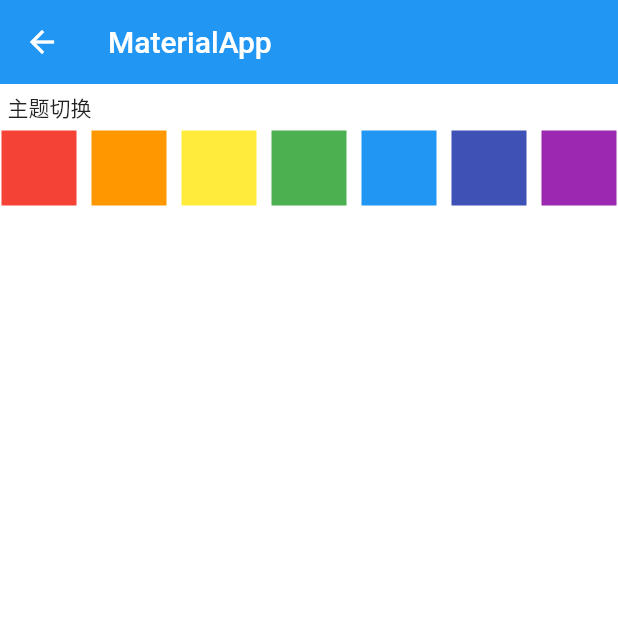
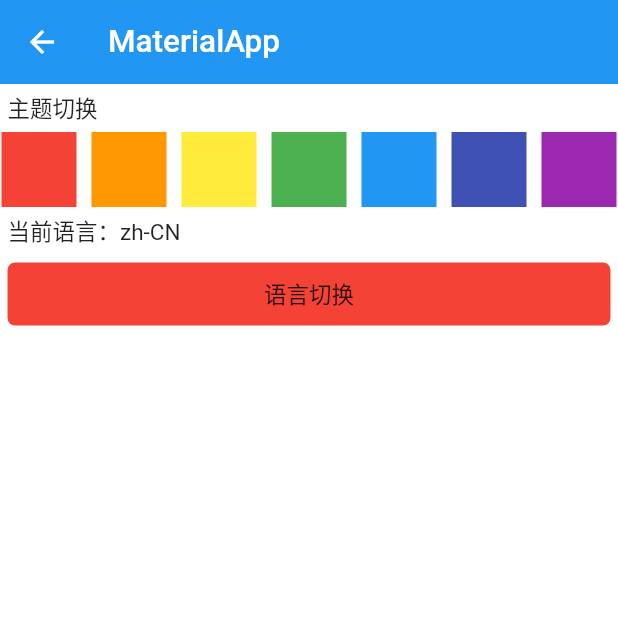
Before and after one commit to LuckyLi706/flutter_example_learn, a Flutter app: the screen it shows after launch, after a tap on "MaterialApp", on a phone screen of 412 x 824 dp, the top half of it. Run offline on Flutter 3.47's test engine with Material 2 defaults, Android fonts, the phone set to English and light mode, and no system bars; missing offline and left inert: dart:ffi, window_manager.

Commit message:
pc titlebar适配 & 多语言切换

```diff
--- a/lib/base/base_page_state.dart
+++ b/lib/base/base_page_state.dart
@@ -1,5 +1,10 @@
 import 'package:flutter/material.dart';
-import 'package:flutter/services.dart';
+import 'package:flutter_example_learn/common/widget/common_pc_bar.dart';
+import 'package:flutter_example_learn/generated/l10n.dart';
+import 'package:flutter_example_learn/ui/widget/notifer/change_theme_notifier.dart';
+import 'package:flutter_example_learn/util/platform_util.dart';
+import 'package:flutter_example_learn/util/screen_util.dart';
+import 'package:provider/provider.dart';
 
 /// @Classname base_state
 /// @Date 2023/7/30 10:03
@@ -11,7 +16,11 @@ abstract class BasePageState<T extends StatefulWidget> extends State<T> {
   Widget build(BuildContext context) {
     initData();
     return Scaffold(
-        appBar: isNeedAppBar() ? appBar() : null,
+        appBar: PlatformUtil.isPC()
+            ? _pcBarWidget()
+            : isNeedAppBar()
+                ? appBar()
+                : null,
         body: isNeedBasicWidget()
             ? SizedBox(
                 width: MediaQuery.of(context).size.width, child: initWidget())
@@ -45,6 +54,30 @@ abstract class BasePageState<T extends StatefulWidget> extends State<T> {
     );
   }
 
+  ///pc端使用titleBar+appBar
+  PreferredSizeWidget _pcBarWidget() {
+    return PreferredSize(
+        preferredSize:
+            Size.fromHeight(kWindowCaptionHeight + ScreenUtil.appBarHeight()),
+        child: Column(
+          children: [
+            CommonPCTitleBar(
+              title: Text(S.of(context).app_title),
+              backgroundColor: Provider.of<ChangeThemeNotifier>(context)
+                  .themeData
+                  .colorScheme
+                  .primary,
+            ),
+            AppBar(
+              leading: appLeft(),
+              automaticallyImplyLeading: appLeft() == null,
+              elevation: 0,
+              title: Text(appBarTitle()),
+            )
+          ],
+        ));
+  }
+
   ///appBar的颜色
   String appBarTitle() {
     return '';
--- a/lib/constants.dart
+++ b/lib/constants.dart
@@ -4,7 +4,7 @@ import 'package:flutter/material.dart';
 /// @Date 2023/7/29 22:13
 /// @Created by lijie
 /// @Email jackyli706@gmil.com
-/// @Description TODO
+/// @Description 常量
 class Constants {
   ///用于全局的上下文
   static final GlobalKey<NavigatorState> navigatorGlobalKey = GlobalKey();
--- /dev/null
+++ b/lib/l10n/intl_zh_CN.arb
@@ -0,0 +1,12 @@
+{
+  "app_title": "学习Flutter",
+  "main_page": "主页",
+  "widget": "视图",
+  "route": "路由",
+  "static_dynamic_route": "静态路由和动态路由",
+  "theme_change": "主题切换",
+  "current_language": "当前语言",
+  "locale_change": "语言切换",
+  "static_route": "静态路由",
+  "dynamic_route": "动态路由"
+}
--- a/lib/main.dart
+++ b/lib/main.dart
@@ -3,16 +3,50 @@ import 'package:flutter_example_learn/constants.dart';
 import 'package:flutter_example_learn/routes/new_route_observer.dart';
 import 'package:flutter_example_learn/routes/route_helper.dart';
 import 'package:flutter_example_learn/ui/main/page/main_page.dart';
+import 'package:flutter_example_learn/ui/widget/notifer/change_locale_notifier.dart';
 import 'package:flutter_example_learn/ui/widget/notifer/change_theme_notifier.dart';
+import 'package:flutter_example_learn/util/platform_util.dart';
+import 'package:flutter_localizations/flutter_localizations.dart';
 import 'package:provider/provider.dart';
+import 'package:window_manager/window_manager.dart';
 
-void main() {
+import 'generated/l10n.dart';
+
+void main() async {
+  WidgetsFlutterBinding.ensureInitialized();
+  await _initPlatform();
+
   runApp(MultiProvider(
     providers: [
       ChangeNotifierProvider(create: (_) => ChangeThemeNotifier()),
+      ChangeNotifierProvider(create: (_) => ChangeLocaleNotifier()),
     ],
     child: const MyApp(),
   ));
+}
+
+///初始化平台配置
+Future<void> _initPlatform() async {
+  if (PlatformUtil.isPC()) {
+    // Must add this line.
+    await windowManager.ensureInitialized();
+    WindowOptions windowOptions = const WindowOptions(
+      size: Size(800, 600),
+      skipTaskbar: false,
+
+      ///屏幕大小
+      center: true,
+
+      ///居中
+      titleBarStyle: TitleBarStyle.hidden,
+
+      ///隐藏顶部的titleBar
+    );
+    windowManager.waitUntilReadyToShow(windowOptions, () async {
+      await windowManager.show();
+      await windowManager.focus();
+    });
+  }
 }
 
 class MyApp extends StatelessWidget {
@@ -26,6 +60,9 @@ class MyApp extends StatelessWidget {
       initialRoute: RouteHelper.homePage,
       onGenerateRoute: RouteHelper.onGenerateRoute,
       onUnknownRoute: RouteHelper.unKnownRoute,
+
+      ///监听路由的动作
+      navigatorObservers: [NewRouteObserver()],
 
       /// onGenerateInitialRoutes 用于对初始化路由做不同页面的场景使用（配合静态路由使用）
       /// 比如启动页只有第一次弹出，后续直接跳到首页
@@ -48,17 +85,37 @@ class MyApp extends StatelessWidget {
         );
       },
 
-      /// 安卓显示在任务列表中的名字
-      title: 'Flutter Demo',
+      /// 安卓显示在任务列表中的名字（多语言不需要用这个）
+      ///title: Constants.title,
       onGenerateTitle: (context) {
-        return 'Flutter Demo';
+        ///国家化时候的回调，内容和上面的title一样
+        return S.of(context).app_title;
       },
 
       /// 安卓显示在任务列表中app bar的颜色
       // color: Colors.yellow,
       theme: Provider.of<ChangeThemeNotifier>(context).themeData,
-      darkTheme: ThemeData.dark(),
-      navigatorObservers: [NewRouteObserver()],
+
+      ///国际化
+      locale: Provider.of<ChangeLocaleNotifier>(context).locale,
+      localizationsDelegates: const [
+        S.delegate,
+        GlobalMaterialLocalizations.delegate,
+        GlobalCupertinoLocalizations.delegate,
+        GlobalWidgetsLocalizations.delegate
+      ],
+      supportedLocales: S.delegate.supportedLocales,
+
+      ///localeResolutionCallback 负责在 App 启动和用户改变设备语言的时候确定语言环境。
+      localeResolutionCallback: (locale, supportedLocales) {
+        // 如果语言是英语
+        if (locale?.languageCode == 'en') {
+          //注意大小写，返回美国英语
+          return const Locale('en', 'US');
+        } else {
+          return locale;
+        }
+      },
       // home: const MaterialAppPage(),
     );
   }
--- a/lib/routes/route_helper.dart
+++ b/lib/routes/route_helper.dart
@@ -10,7 +10,7 @@ import 'package:flutter_example_learn/ui/widget/page/material_app_page.dart';
 /// @Date 2023/7/30 10:19
 /// @Created by lijie
 /// @Email jackyli706@gmil.com
-/// @Description TODO
+/// @Description 路由相关的帮助类
 class RouteHelper {
   ///主页
   static const String homePage = '/';
--- a/lib/ui/main/page/main_page.dart
+++ b/lib/ui/main/page/main_page.dart
@@ -2,13 +2,14 @@ import 'package:flutter/material.dart';
 import 'package:flutter_example_learn/base/base_page_state.dart';
 import 'package:flutter_example_learn/common/widget/common_button.dart';
 import 'package:flutter_example_learn/common/widget/common_text.dart';
+import 'package:flutter_example_learn/generated/l10n.dart';
 import 'package:flutter_example_learn/routes/route_helper.dart';
 
 /// @Classname main_dart
 /// @Date 2023/7/29 21:29
 /// @Created by lijie
 /// @Email jackyli706@gmil.com
-/// @Description TODO
+/// @Description 主页
 class MainPage extends StatefulWidget {
   const MainPage({super.key});
 
@@ -24,26 +25,26 @@ class _MainPageState extends BasePageState<MainPage> {
     return Column(
       crossAxisAlignment: CrossAxisAlignment.center,
       children: [
-        const CommonText('Widget'),
+        CommonText(S.of(context).widget),
         CommonButton('MaterialApp', () {
           //RouteHelper.push(const MaterialAppPage());
           Navigator.of(context).pushNamed(RouteHelper.materialAppPage);
         }),
-        const CommonText('Route'),
-        CommonButton('静态路由和动态路由', () {
+        CommonText(S.of(context).route),
+        CommonButton(S.of(context).static_dynamic_route, () {
           //RouteHelper.push(const MaterialAppPage());
           Navigator.of(context).pushNamed(RouteHelper.routePage);
         }),
-        CommonButton('动态路由', () {
-          //RouteHelper.push(const MaterialAppPage());
-          Navigator.of(context).pushNamed('222', arguments: {'222': '222'});
-        }),
+        // CommonButton('动态路由', () {
+        //   //RouteHelper.push(const MaterialAppPage());
+        //   Navigator.of(context).pushNamed('222', arguments: {'222': '222'});
+        // }),
       ],
     );
   }
 
   @override
   String appBarTitle() {
-    return '主页';
+    return S.of(context).main_page;
   }
 }
--- a/lib/ui/no_found_page.dart
+++ b/lib/ui/no_found_page.dart
@@ -6,7 +6,7 @@ import 'package:flutter_example_learn/common/widget/common_text.dart';
 /// @Date 2023/7/30 23:13
 /// @Created by lijie
 /// @Email jackyli706@gmil.com
-/// @Description TODO
+/// @Description 路由找不到的时候调用的页面
 class NoFoundPage extends StatefulWidget {
   const NoFoundPage({super.key});
 
--- a/lib/ui/route/page/route_test_page.dart
+++ b/lib/ui/route/page/route_test_page.dart
@@ -10,7 +10,7 @@ import 'package:flutter_example_learn/util/screen_util.dart';
 
 /// @Author   lijie@baidu-mgame.com
 /// @Date     2023/7/31 9:50
-/// @Description
+/// @Description 路由测试页面
 class RouteTestPage extends StatefulWidget {
   final int? index; //动态注册传过来
 
--- /dev/null
+++ b/lib/ui/widget/notifer/change_locale_notifier.dart
@@ -0,0 +1,18 @@
+
+import 'package:flutter/material.dart';
+
+/// @Classname change_locale_notifier
+/// @Date 2023/8/5 21:24
+/// @Created by lijie
+/// @Email jackyli706@gmil.com
+/// @Description 语言切换
+class ChangeLocaleNotifier extends ChangeNotifier {
+  Locale _locale = const Locale('zh', 'CN');
+
+  Locale get locale => _locale;
+
+  set locale(Locale value) {
+    _locale = value;
+    notifyListeners();
+  }
+}
--- a/lib/ui/widget/notifer/change_theme_notifier.dart
+++ b/lib/ui/widget/notifer/change_theme_notifier.dart
@@ -2,7 +2,7 @@ import 'package:flutter/material.dart';
 
 /// @Author   lijie@baidu-mgame.com
 /// @Date     2023/8/3 10:48
-/// @Description
+/// @Description 主题切换
 class ChangeThemeNotifier extends ChangeNotifier {
   ThemeData _themeData = ThemeData(
 
--- a/lib/ui/widget/page/material_app_page.dart
+++ b/lib/ui/widget/page/material_app_page.dart
@@ -3,6 +3,8 @@ import 'package:flutter/material.dart';
 import 'package:flutter_example_learn/base/base_page_state.dart';
 import 'package:flutter_example_learn/common/widget/common_button.dart';
 import 'package:flutter_example_learn/common/widget/common_text.dart';
+import 'package:flutter_example_learn/generated/l10n.dart';
+import 'package:flutter_example_learn/ui/widget/notifer/change_locale_notifier.dart';
 import 'package:flutter_example_learn/ui/widget/notifer/change_theme_notifier.dart';
 import 'package:provider/provider.dart';
 
@@ -10,7 +12,7 @@ import 'package:provider/provider.dart';
 /// @Date 2023/7/30 10:26
 /// @Created by lijie
 /// @Email jackyli706@gmil.com
-/// @Description TODO
+/// @Description 初始化配置
 class MaterialAppPage extends StatefulWidget {
   const MaterialAppPage({super.key});
 
@@ -35,12 +37,23 @@ class _MaterialAppPage extends BasePageState<MaterialAppPage> {
   Widget initWidget() {
     return Column(
       children: [
-        const CommonText('主题切换'),
+        CommonText(S.of(context).theme_change),
         Wrap(
           spacing: 10,
           runSpacing: 10,
           children: _getListWidget(),
-        )
+        ),
+        CommonText(
+            '${S.of(context).current_language}：${Provider.of<ChangeLocaleNotifier>(context).locale.languageCode}-${Provider.of<ChangeLocaleNotifier>(context).locale.countryCode}'),
+        CommonButton(S.of(context).locale_change, () {
+          ChangeLocaleNotifier notifier =
+              Provider.of<ChangeLocaleNotifier>(context, listen: false);
+          if (notifier.locale.languageCode == 'en') {
+            notifier.locale = const Locale('zh', 'CN');
+          } else {
+            notifier.locale = const Locale('en', 'US');
+          }
+        })
       ],
     );
   }
--- /dev/null
+++ b/lib/util/platform_util.dart
@@ -0,0 +1,16 @@
+import 'dart:io';
+
+/// @Classname platform_util
+/// @Date 2023/8/5 13:06
+/// @Created by lijie
+/// @Email jackyli706@gmil.com
+/// @Description 平台工具类
+class PlatformUtil {
+  static bool isPC() {
+    return Platform.isWindows || Platform.isMacOS || Platform.isLinux;
+  }
+
+  static bool isMobile() {
+    return Platform.isAndroid || Platform.isIOS;
+  }
+}
--- a/lib/util/screen_util.dart
+++ b/lib/util/screen_util.dart
@@ -14,6 +14,11 @@ class ScreenUtil {
         .top;
   }
 
+  /// appBar的高度
+  static double appBarHeight() {
+    return kToolbarHeight;
+  }
+
   ///屏幕的高度
   static double screenHeight() {
     return MediaQuery.of(Constants.navigatorGlobalKey.currentContext!)
```
Also changed, not shown: lib/common/widget/common_pc_bar.dart (added, +141 -0 lines), lib/l10n/intl_en.arb (added, +12 -0 lines), lib/routes/new_route_observer.dart (+14 -18 lines), lib/ui/route/page/route_page.dart (+5 -7 lines), pubspec.yaml (+10 -0 lines), lib/generated/intl/messages_all.dart (added), lib/generated/intl/messages_en.dart (added), lib/generated/intl/messages_zh_CN.dart (added), lib/generated/l10n.dart (added), pubspec.lock, 6 other files.
